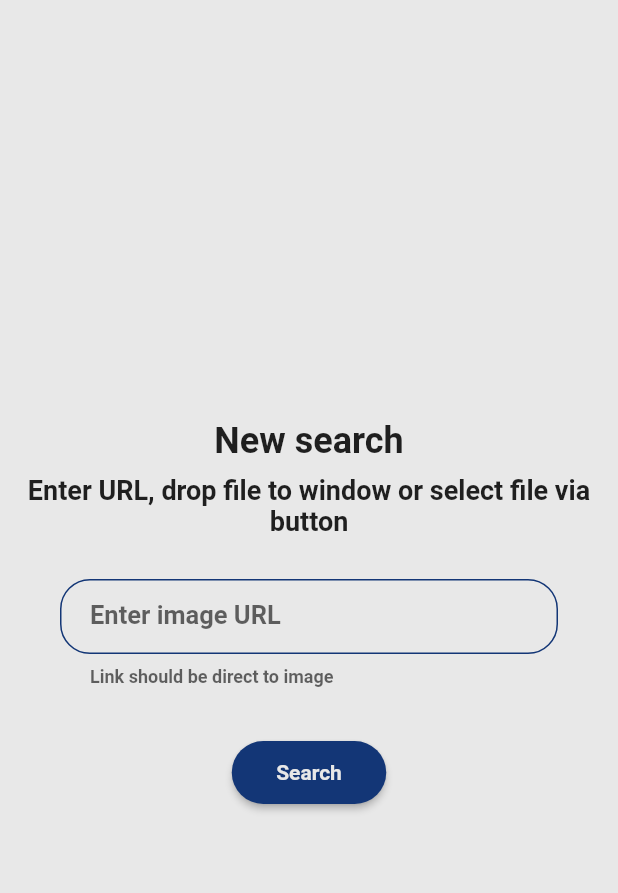
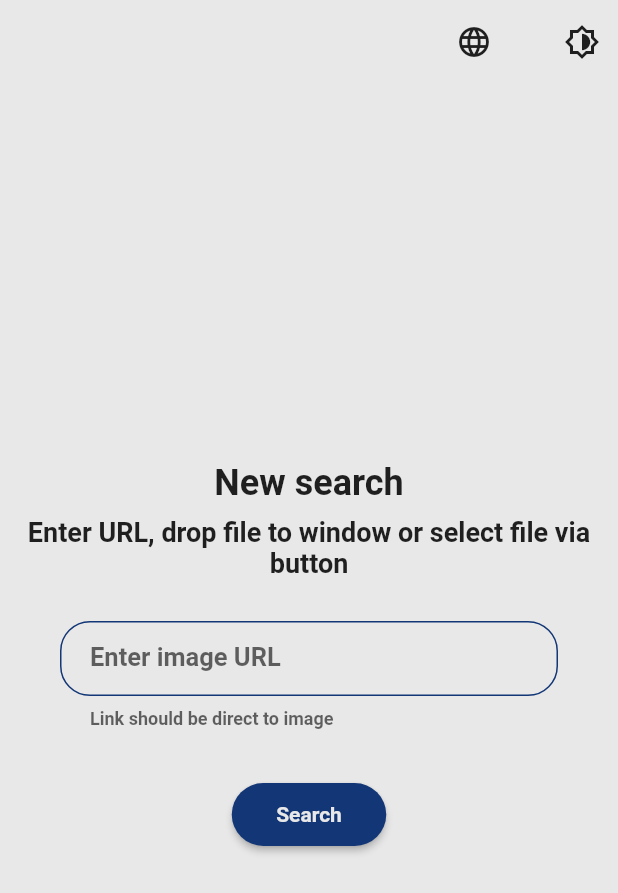
Before and after one commit to Tembeon/find_anime, a Flutter app: the screen it shows after launch, on a phone screen of 412 x 824 dp. Shown: the top 893 px of the screen. Run offline on Flutter 3.47's test engine with Material 2 defaults, Android fonts, the phone set to English and light mode, and no system bars; our stand-ins replace beamer, bloc, equatable, flutter_bloc, freezed_annotation, url_strategy and 2 more; missing offline and left inert: breakpoint, colorize_text_avatar, duration, flutter_dropzone, pasteboard; Roboto replaces fonts that are missing (Montserrat).

Commit message:
add ability to choose app theme and language

```diff
--- /dev/null
+++ b/lib/app/cubit/language_cubit.dart
@@ -0,0 +1,25 @@
+import 'package:bloc/bloc.dart';
+import 'package:equatable/equatable.dart';
+import 'package:flutter/material.dart';
+
+import '../../generated/l10n.dart';
+
+part 'language_state.dart';
+
+class LanguageCubit extends Cubit<LanguageState> {
+  LanguageCubit() : super(const AppLanguage(Locale('en')));
+
+  Locale get getLocale => state.getLocale;
+
+  // in real app should not toggle language, need
+  // show user dialog or smthng else to pick locale
+  void toggleAppLanguage() {
+    List<Locale> locales = const AppLocalizationDelegate().supportedLocales;
+    int currentLocale = locales.indexOf(getLocale);
+    if (currentLocale + 1 >= locales.length) {
+      emit(AppLanguage(locales[0]));
+    } else {
+      emit(AppLanguage(locales[currentLocale + 1]));
+    }
+  }
+}
--- /dev/null
+++ b/lib/app/cubit/language_state.dart
@@ -0,0 +1,19 @@
+part of 'language_cubit.dart';
+
+abstract class LanguageState extends Equatable {
+  const LanguageState();
+
+  Locale get getLocale;
+}
+
+class AppLanguage extends LanguageState {
+  const AppLanguage(this.locale);
+
+  final Locale locale;
+
+  @override
+  Locale get getLocale => locale;
+
+  @override
+  List<Object> get props => [locale];
+}
--- /dev/null
+++ b/lib/app/cubit/theme_cubit.dart
@@ -0,0 +1,33 @@
+import 'package:equatable/equatable.dart';
+import 'package:flutter/material.dart';
+import 'package:flutter/scheduler.dart';
+import 'package:flutter_bloc/flutter_bloc.dart';
+
+part 'theme_state.dart';
+
+class ThemeCubit extends Cubit<ThemeState> {
+  ThemeCubit() : super(const AppTheme(ThemeMode.system));
+
+  ThemeMode get appTheme => state.getThemeMode;
+
+  set setTheme(ThemeMode newMode) => AppTheme(newMode);
+
+  void changeAppTheme() {
+    if (_isDeviceInDarkMode && state.getThemeMode == ThemeMode.system) {
+      emit(const AppTheme(ThemeMode.light));
+    } else if (_isAppThemeDark) {
+      emit(const AppTheme(ThemeMode.light));
+    } else {
+      emit(const AppTheme(ThemeMode.dark));
+    }
+  }
+
+  bool get _isDeviceInDarkMode {
+    Brightness deviceBrightness =
+        SchedulerBinding.instance.window.platformBrightness;
+
+    return deviceBrightness == Brightness.dark;
+  }
+
+  bool get _isAppThemeDark => appTheme == ThemeMode.dark;
+}
--- /dev/null
+++ b/lib/app/cubit/theme_state.dart
@@ -0,0 +1,19 @@
+part of 'theme_cubit.dart';
+
+abstract class ThemeState extends Equatable {
+  const ThemeState();
+
+  ThemeMode get getThemeMode;
+}
+
+class AppTheme extends ThemeState {
+  const AppTheme(this.themeMode);
+
+  final ThemeMode themeMode;
+
+  @override
+  List<Object> get props => [themeMode];
+
+  @override
+  ThemeMode get getThemeMode => themeMode;
+}
--- a/lib/app/view/app.dart
+++ b/lib/app/view/app.dart
@@ -1,26 +1,33 @@
 import 'package:flutter/material.dart';
+import 'package:flutter_bloc/flutter_bloc.dart';
 import 'package:flutter_localizations/flutter_localizations.dart';
 
 import '../../../theme.dart';
 import '../../generated/l10n.dart';
+import '../cubit/language_cubit.dart';
+import '../cubit/theme_cubit.dart';
 import '../utils/app_router.dart';
 
-class FindAnimeApp extends StatefulWidget {
+class FindAnimeApp extends StatelessWidget {
   const FindAnimeApp({Key? key}) : super(key: key);
 
   @override
-  State<FindAnimeApp> createState() => _FindAnimeAppState();
-}
-
-class _FindAnimeAppState extends State<FindAnimeApp> {
-  @override
   Widget build(BuildContext context) {
+    return MultiBlocProvider(
+      providers: [
+        BlocProvider(create: (_) => ThemeCubit()),
+        BlocProvider(create: (_) => LanguageCubit()),
+      ],
+      child: Builder(
+        builder: (context) {
           return MaterialApp.router(
             title: 'FindAnime',
             routerDelegate: AppRouter.beamerDelegate,
             routeInformationParser: AppRouter.beamerParser,
             theme: themeData(),
             darkTheme: darkThemeData(),
+            themeMode: context.watch<ThemeCubit>().appTheme,
+            locale: context.watch<LanguageCubit>().getLocale,
             supportedLocales: const AppLocalizationDelegate().supportedLocales,
             localizationsDelegates: const [
               AppLocalizationDelegate(),
@@ -29,5 +36,8 @@ class _FindAnimeAppState extends State<FindAnimeApp> {
               GlobalCupertinoLocalizations.delegate,
             ],
           );
+        },
+      ),
+    );
   }
 }
--- a/lib/search/cubit/search_cubit.dart
+++ b/lib/search/cubit/search_cubit.dart
@@ -58,7 +58,8 @@ class SearchCubit extends Cubit<SearchState> {
             ? _makeSearchByFile(
                 imageBytes,
                 lookupMimeType('', headerBytes: imageBytes) ??
-                    'application/octet-stream')
+                    'application/octet-stream',
+              )
             : _makeSearchByUrl(copiedText!);
       }
       // spam protection from pasting content
--- a/lib/search/view/search_view.dart
+++ b/lib/search/view/search_view.dart
@@ -8,6 +8,8 @@ import 'package:pasteboard/pasteboard.dart';
 import 'package:tracemoe_repository/tracemoe_repository.dart';
 import 'package:waterfall_flow/waterfall_flow.dart';
 
+import '../../app/cubit/language_cubit.dart';
+import '../../app/cubit/theme_cubit.dart';
 import '../../generated/l10n.dart';
 import '../search.dart';
 import '../widgets/result_list_item.dart';
@@ -48,6 +50,23 @@ class BuildSearchView extends StatelessWidget {
     bool isMobile = mediaQuery.size.width < 600;
 
     return Scaffold(
+      appBar: AppBar(
+        actions: [
+          IconButton(
+            tooltip: 'Change app language',
+            onPressed: () => context.read<LanguageCubit>().toggleAppLanguage(),
+            icon: const Icon(Icons.language_outlined),
+          ),
+          const SizedBox(
+            width: 24.0,
+          ),
+          IconButton(
+            tooltip: 'Change app theme',
+            onPressed: () => context.read<ThemeCubit>().changeAppTheme(),
+            icon: const Icon(Icons.brightness_6_outlined),
+          ),
+        ],
+      ),
       body: SafeArea(
         minimum: EdgeInsets.symmetric(
           horizontal: isMobile ? 12.0 : mediaQuery.size.longestSide / 10,
--- a/lib/theme.dart
+++ b/lib/theme.dart
@@ -47,7 +47,8 @@ ThemeData themeData() {
       indicatorSize: TabBarIndicatorSize.label,
     ),
     appBarTheme: const AppBarTheme(
-      backgroundColor: secondLevelColor,
+      elevation: 0.0,
+      backgroundColor: backgroundColor,
       foregroundColor: highContrast,
     ),
     cardTheme: const CardTheme(margin: EdgeInsets.zero),
@@ -223,7 +224,8 @@ ThemeData darkThemeData() {
       indicatorSize: TabBarIndicatorSize.label,
     ),
     appBarTheme: const AppBarTheme(
-      backgroundColor: secondLevelColor,
+      elevation: 0.0,
+      backgroundColor: backgroundColor,
       foregroundColor: highContrast,
     ),
     cardTheme: const CardTheme(margin: EdgeInsets.zero),
```
Also changed, not shown: 1 other file. Lines whose indentation alone changed are shown as unchanged.
